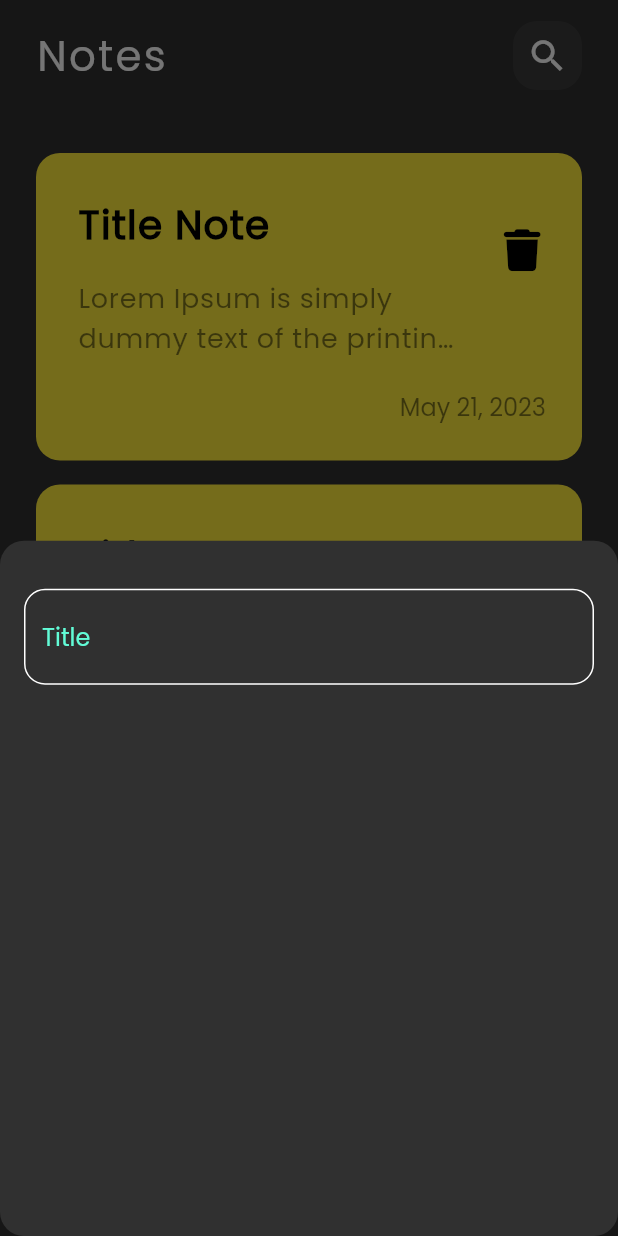
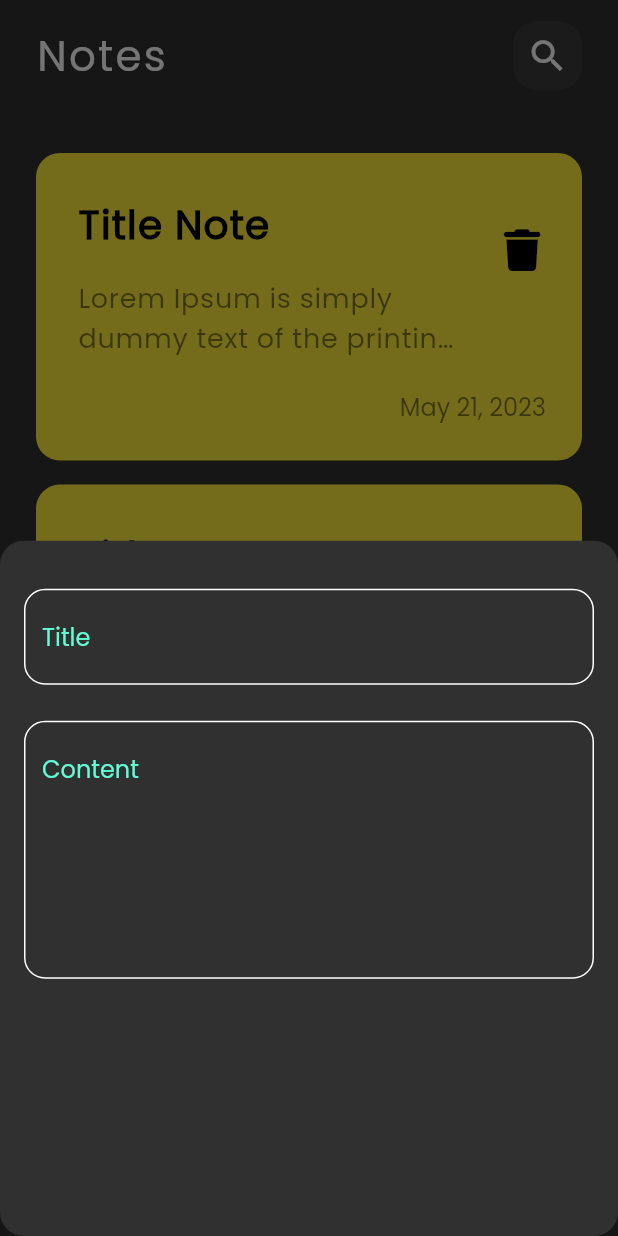
Before and after one commit to Osama-Abo-Reda/notes_app, a Flutter app: the screen it shows after launch, after a tap on the "add" icon, on a phone screen of 412 x 824 dp. Run offline on Flutter 3.47's test engine with Material 2 defaults, Android fonts, the phone set to English and light mode, and no system bars; our stand-ins replace font_awesome_flutter.

Commit message:
add feilds to notes bottom sheet

```diff
--- a/lib/views/widgets/add_note_bottom_sheet.dart
+++ b/lib/views/widgets/add_note_bottom_sheet.dart
@@ -15,7 +15,16 @@ class AddNoteBottomSheet extends StatelessWidget {
           SizedBox(
             height: 32.0,
           ),
-          CustomTextField(),
+          CustomTextField(
+            hint: 'Title',
+          ),
+          SizedBox(
+            height: 24.0,
+          ),
+          CustomTextField(
+            hint: 'Content',
+            maxLines: 6,
+          ),
         ],
       ),
     );
--- a/lib/views/widgets/custom_text_field.dart
+++ b/lib/views/widgets/custom_text_field.dart
@@ -2,14 +2,18 @@ import 'package:flutter/material.dart';
 import 'package:notes_app/constants.dart';
 
 class CustomTextField extends StatelessWidget {
-  const CustomTextField({super.key});
+  const CustomTextField({super.key, required this.hint, this.maxLines = 1});
+
+  final String hint;
+  final int maxLines;
 
   @override
   Widget build(BuildContext context) {
     return TextField(
       cursorColor: kPrimryColor,
+      maxLines: maxLines,
       decoration: InputDecoration(
-        hintText: 'Title',
+        hintText: hint,
         hintStyle: const TextStyle(color: kPrimryColor),
         border: buildBorder(),
         enabledBorder: buildBorder(),
```
